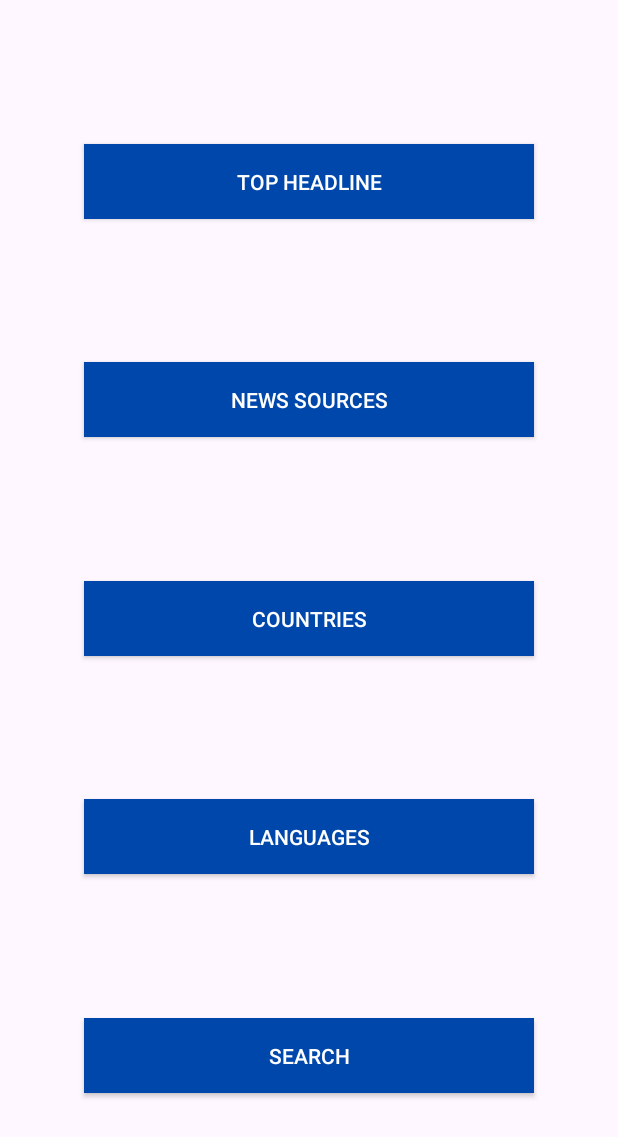
After one commit to govardhannus/NewsApp-MVVM-Architecture, an Android app: the layout activity_main.xml on its own in the app's theme, with its tools: preview values and no code run, on a phone screen of 412 x 824 dp. The commit adds this screen. Shown: the top 1137 px of the screen. Run offline under Robolectric (Android 15) with nearby library versions, the phone set to English and light mode, and no system bars.

Commit message:
Implement main activity screen with a button providing access to five additional screens

```diff
--- a/app/src/main/AndroidManifest.xml
+++ b/app/src/main/AndroidManifest.xml
@@ -17,6 +17,9 @@
         tools:targetApi="31">
         <activity
             android:name=".ui.topheadline.TopHeadlineActivity"
+            android:exported="false" />
+        <activity
+            android:name=".ui.MainActivity"
             android:exported="true">
             <intent-filter>
                 <action android:name="android.intent.action.MAIN" />
--- /dev/null
+++ b/app/src/main/java/com/govardhan/newsapp/ui/MainActivity.kt
@@ -0,0 +1,17 @@
+package com.govardhan.newsapp.ui
+
+import androidx.appcompat.app.AppCompatActivity
+import android.os.Bundle
+import com.govardhan.newsapp.R
+import com.govardhan.newsapp.databinding.ActivityMainBinding
+import com.govardhan.newsapp.databinding.ActivityTopHeadlineBinding
+
+class MainActivity : AppCompatActivity() {
+
+    private lateinit var binding: ActivityMainBinding
+    override fun onCreate(savedInstanceState: Bundle?) {
+        super.onCreate(savedInstanceState)
+        binding = ActivityMainBinding.inflate(layoutInflater)
+        setContentView(binding.root)
+    }
+}
--- /dev/null
+++ b/app/src/main/res/layout/activity_main.xml
@@ -0,0 +1,89 @@
+<?xml version="1.0" encoding="utf-8"?>
+<androidx.constraintlayout.widget.ConstraintLayout xmlns:android="http://schemas.android.com/apk/res/android"
+        xmlns:tools="http://schemas.android.com/tools"
+        android:layout_width="match_parent"
+        android:layout_height="match_parent"
+        xmlns:app="http://schemas.android.com/apk/res-auto"
+        tools:context=".ui.MainActivity">
+
+    <androidx.appcompat.widget.AppCompatButton
+            android:id="@+id/top_headline"
+            android:layout_width="300dp"
+            android:layout_height="50dp"
+            android:text="Top Headline"
+            android:background="@color/blue"
+            android:textColor="@color/white"
+            tools:layout_editor_absoluteY="150dp"
+            tools:layout_editor_absoluteX="50dp"
+            app:layout_constraintTop_toTopOf="parent"
+            app:layout_constraintBottom_toTopOf="@+id/news_sources"
+            app:layout_constraintRight_toRightOf="parent"
+            app:layout_constraintLeft_toLeftOf="parent"
+            tools:ignore="MissingConstraints" />
+
+    <androidx.appcompat.widget.AppCompatButton
+            android:id="@+id/news_sources"
+            android:layout_width="300dp"
+            android:layout_height="50dp"
+            android:text="News Sources"
+            android:background="@color/blue"
+            android:textColor="@color/white"
+            tools:layout_editor_absoluteY="250dp"
+            tools:layout_editor_absoluteX="50dp"
+            app:layout_constraintTop_toBottomOf="@+id/top_headline"
+            app:layout_constraintBottom_toTopOf="@+id/countries"
+            app:layout_constraintRight_toRightOf="parent"
+            app:layout_constraintLeft_toLeftOf="parent"
+            tools:ignore="MissingConstraints"
+            />
+
+    <androidx.appcompat.widget.AppCompatButton
+            android:id="@+id/countries"
+            android:layout_width="300dp"
+            android:layout_height="50dp"
+            android:text="Countries"
+            android:background="@color/blue"
+            android:textColor="@color/white"
+            tools:layout_editor_absoluteY="350dp"
+            tools:layout_editor_absoluteX="50dp"
+            app:layout_constraintTop_toBottomOf="@+id/news_sources"
+            app:layout_constraintBottom_toTopOf="@+id/languages"
+            app:layout_constraintRight_toRightOf="parent"
+            app:layout_constraintLeft_toLeftOf="parent"
+            tools:ignore="MissingConstraints"
+            />
+
+    <androidx.appcompat.widget.AppCompatButton
+            android:id="@+id/languages"
+            android:layout_width="300dp"
+            android:layout_height="50dp"
+            android:text="Languages"
+            android:background="@color/blue"
+            android:textColor="@color/white"
+            tools:layout_editor_absoluteY="450dp"
+            tools:layout_editor_absoluteX="50dp"
+            app:layout_constraintTop_toBottomOf="@+id/countries"
+            app:layout_constraintBottom_toTopOf="@+id/search"
+            app:layout_constraintRight_toRightOf="parent"
+            app:layout_constraintLeft_toLeftOf="parent"
+            tools:ignore="MissingConstraints"
+            />
+
+    <androidx.appcompat.widget.AppCompatButton
+            android:id="@+id/search"
+            android:layout_width="300dp"
+            android:layout_height="50dp"
+            android:text="Search"
+            android:background="@color/blue"
+            android:textColor="@color/white"
+            tools:layout_editor_absoluteY="550dp"
+            tools:layout_editor_absoluteX="50dp"
+            app:layout_constraintTop_toBottomOf="@+id/languages"
+            app:layout_constraintBottom_toBottomOf="parent"
+            app:layout_constraintRight_toRightOf="parent"
+            app:layout_constraintLeft_toLeftOf="parent"
+            tools:ignore="MissingConstraints"
+            />
+
+
+</androidx.constraintlayout.widget.ConstraintLayout>
--- a/app/src/main/res/values/colors.xml
+++ b/app/src/main/res/values/colors.xml
@@ -2,4 +2,5 @@
 <resources>
     <color name="black">#FF000000</color>
     <color name="white">#FFFFFFFF</color>
+    <color name="blue">#0047AB</color>
 </resources>
```
